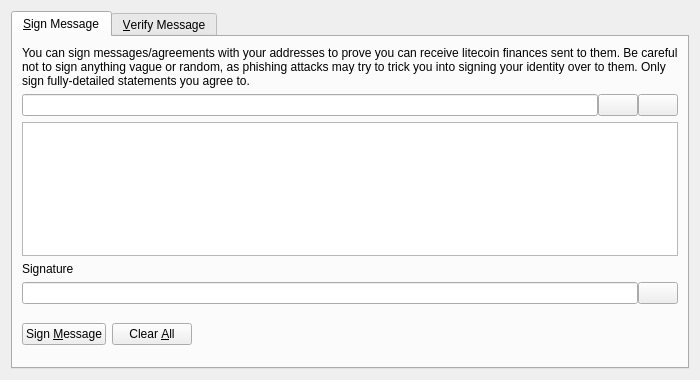
Old version of the form src/qt/forms/signverifymessagedialog.ui in the repository litecoinfinance/litecoinfinance.
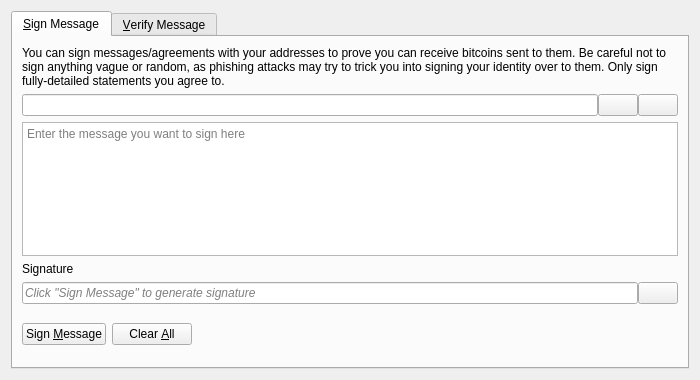
New version of the form. Icons and pictures are not drawn. Custom widgets are drawn as their Qt base class.

Commit message:
Upload Original bitcoin sources for prepare update.
Upload Original bitcoin sources for prepare update.

Used from there https://github.com/bitcoin/bitcoin/tree/v0.20.1

Latest stable release at this date.

The edit to the form file:
```diff
--- a/src/qt/forms/signverifymessagedialog.ui
+++ b/src/qt/forms/signverifymessagedialog.ui
@@ -30,7 +30,7 @@
        <item>
         <widget class="QLabel" name="infoLabel_SM">
          <property name="text">
-          <string>You can sign messages/agreements with your addresses to prove you can receive litecoin finances sent to them. Be careful not to sign anything vague or random, as phishing attacks may try to trick you into signing your identity over to them. Only sign fully-detailed statements you agree to.</string>
+          <string>You can sign messages/agreements with your addresses to prove you can receive bitcoins sent to them. Be careful not to sign anything vague or random, as phishing attacks may try to trick you into signing your identity over to them. Only sign fully-detailed statements you agree to.</string>
          </property>
          <property name="textFormat">
           <enum>Qt::PlainText</enum>
@@ -99,6 +99,9 @@
          <property name="toolTip">
           <string>Enter the message you want to sign here</string>
          </property>
+         <property name="placeholderText">
+          <string>Enter the message you want to sign here</string>
+         </property>
         </widget>
        </item>
        <item>
@@ -118,6 +121,9 @@
          </property>
          <item>
           <widget class="QLineEdit" name="signatureOut_SM">
+           <property name="placeholderText">
+            <string>Click "Sign Message" to generate signature</string>
+           </property>
            <property name="font">
             <font>
              <italic>true</italic>
```
Left out of the diff: 44 changed lines with no effect on the pictures. The commit also changes 1875 other files.
